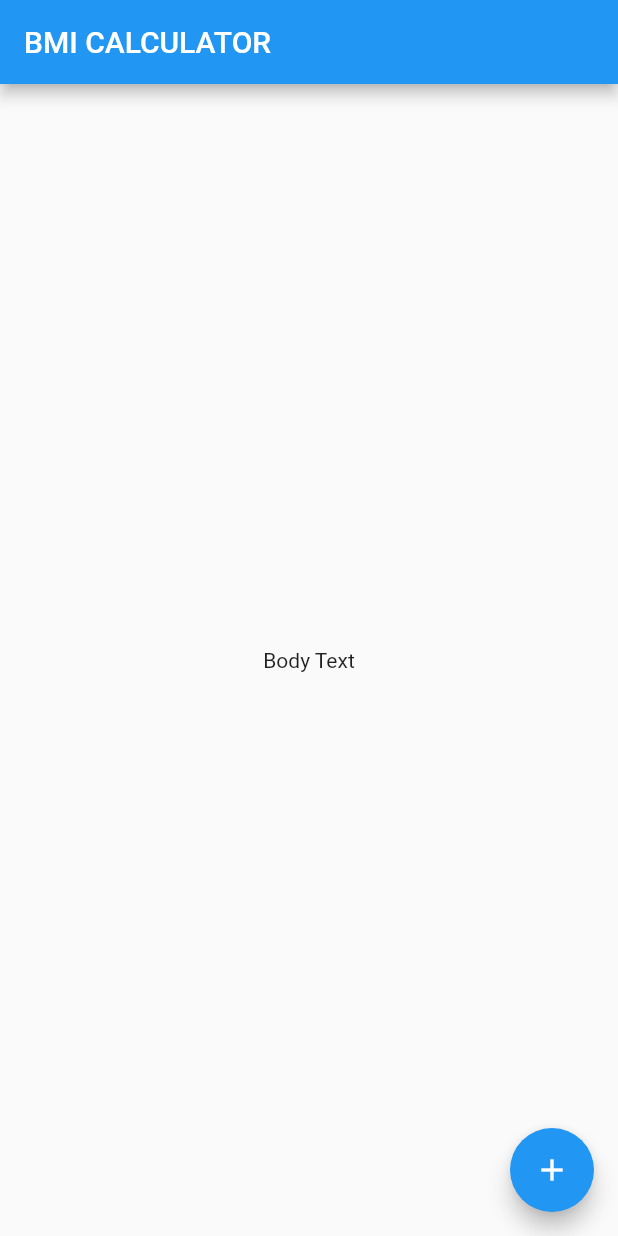
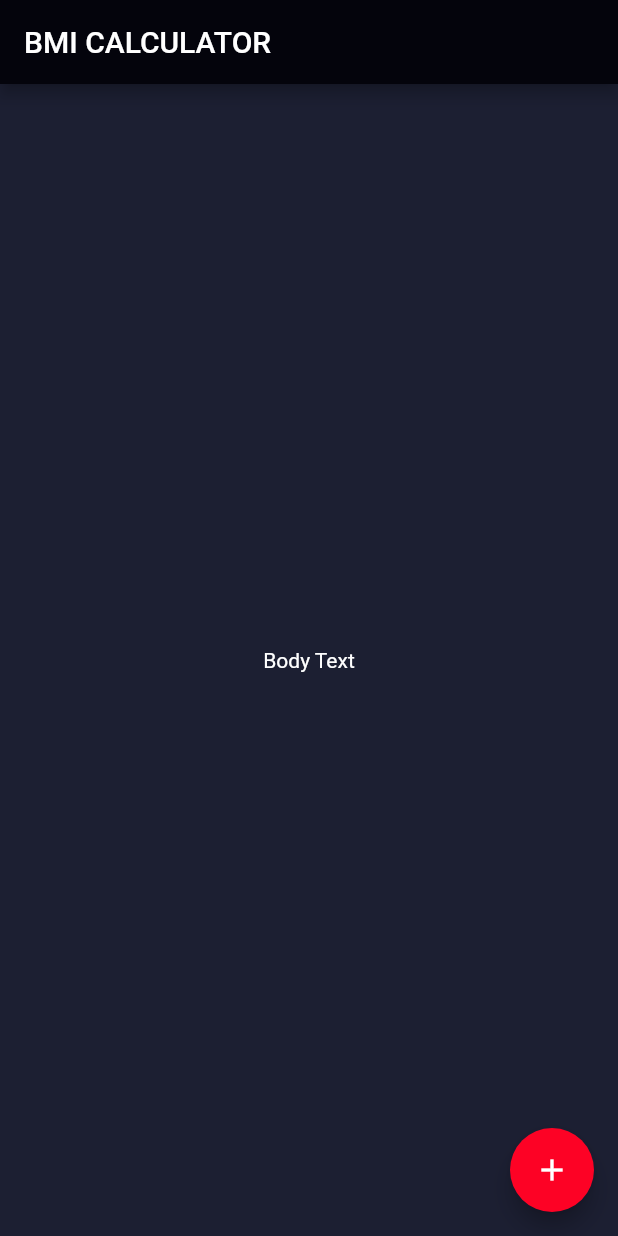
Before and after one commit to duliodenis/bmi-calculator, a Flutter app: the screen it shows after launch, on a phone screen of 412 x 824 dp. Run offline on Flutter 3.47's test engine with Material 2 defaults, Android fonts, the phone set to English and light mode, and no system bars.

Commit message:
Themed the app and created an input_page screen file

```diff
--- /dev/null
+++ b/bmi-calculator/lib/input_page.dart
@@ -0,0 +1,28 @@
+import 'package:flutter/material.dart';
+
+class InputPage extends StatefulWidget {
+  @override
+  _InputPageState createState() => _InputPageState();
+}
+
+class _InputPageState extends State<InputPage> {
+  @override
+  Widget build(BuildContext context) {
+    return Scaffold(
+      appBar: AppBar(
+        title: Text('BMI CALCULATOR'),
+      ),
+      body: Center(
+        child: Text('Body Text'),
+      ),
+      floatingActionButton: Theme(
+        data: ThemeData(
+          accentColor: Color(0xFFFD0225),
+        ),
+        child: FloatingActionButton(
+          child: Icon(Icons.add),
+        ),
+      ),
+    );
+  }
+}
--- a/bmi-calculator/lib/main.dart
+++ b/bmi-calculator/lib/main.dart
@@ -1,4 +1,5 @@
 import 'package:flutter/material.dart';
+import 'input_page.dart';
 
 void main() => runApp(BMICalculator());
 
@@ -6,29 +7,11 @@ class BMICalculator extends StatelessWidget {
   @override
   Widget build(BuildContext context) {
     return MaterialApp(
+      theme: ThemeData.dark().copyWith(
+        primaryColor: Color(0xFF04040C),
+        scaffoldBackgroundColor: Color(0xFF1C1F32),
+      ),
       home: InputPage(),
     );
   }
 }
-
-class InputPage extends StatefulWidget {
-  @override
-  _InputPageState createState() => _InputPageState();
-}
-
-class _InputPageState extends State<InputPage> {
-  @override
-  Widget build(BuildContext context) {
-    return Scaffold(
-      appBar: AppBar(
-        title: Text('BMI CALCULATOR'),
-      ),
-      body: Center(
-        child: Text('Body Text'),
-      ),
-      floatingActionButton: FloatingActionButton(
-        child: Icon(Icons.add),
-      ),
-    );
-  }
-}
```
Also changed, not shown: art/designs/bmi-calculator-home-screen.png (added), art/designs/bmi-calculator-result_page.png (added), 40 other files.
